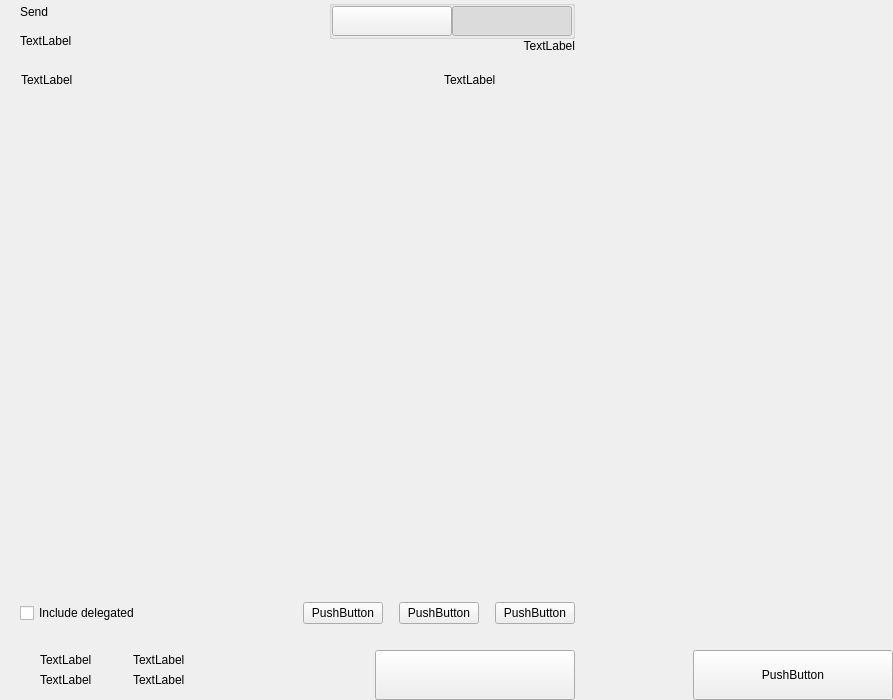
Before: the Qt Designer form src/qt/bcz/forms/send.ui in SpecialCoins/bitcoincz, drawn with Qt 5.
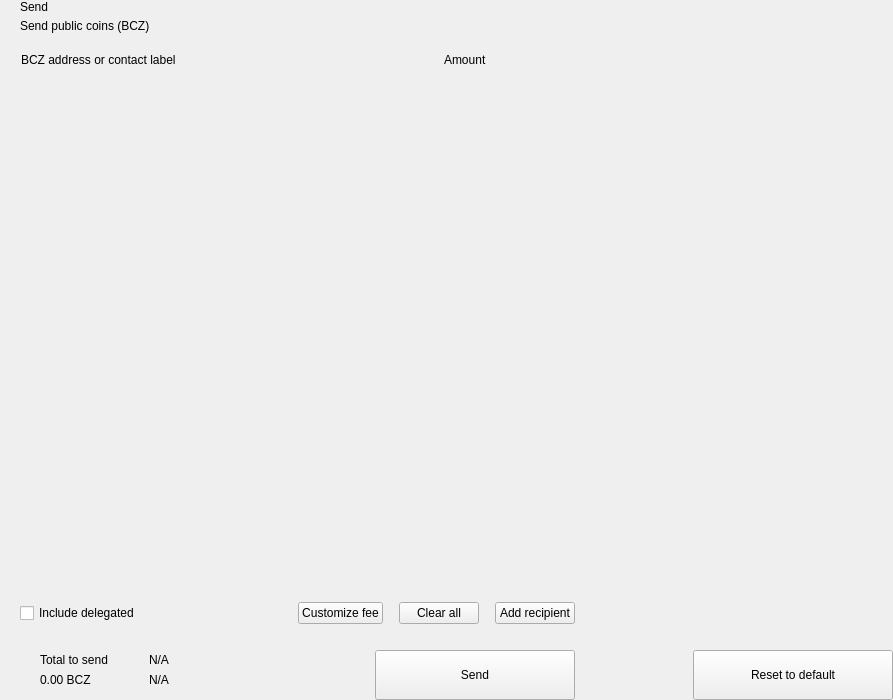
After: the same form once the commit is applied. Custom widgets are drawn as their Qt base class.

```diff
--- a/src/qt/bcz/forms/send.ui
+++ b/src/qt/bcz/forms/send.ui
@@ -81,123 +81,7 @@
             <item>
              <widget class="QLabel" name="labelSubtitle1">
               <property name="text">
-               <string>TextLabel</string>
-              </property>
-             </widget>
-            </item>
-           </layout>
-          </item>
-          <item>
-           <spacer name="horizontalSpacer">
-            <property name="orientation">
-             <enum>Qt::Horizontal</enum>
-            </property>
-            <property name="sizeHint" stdset="0">
-             <size>
-              <width>40</width>
-              <height>20</height>
-             </size>
-            </property>
-           </spacer>
-          </item>
-          <item>
-           <layout class="QVBoxLayout" name="verticalLayout_6">
-            <property name="spacing">
-             <number>0</number>
-            </property>
-            <item>
-             <widget class="QGroupBox" name="groupBox">
-              <property name="title">
-               <string/>
-              </property>
-              <property name="alignment">
-               <set>Qt::AlignLeading|Qt::AlignLeft|Qt::AlignTop</set>
-              </property>
-              <layout class="QHBoxLayout" name="horizontalLayout_4">
-               <property name="spacing">
-                <number>0</number>
-               </property>
-               <property name="leftMargin">
-                <number>0</number>
-               </property>
-               <property name="topMargin">
-                <number>0</number>
-               </property>
-               <property name="rightMargin">
-                <number>0</number>
-               </property>
-               <property name="bottomMargin">
-                <number>0</number>
-               </property>
-               <item>
-                <widget class="QPushButton" name="pushLeft">
-                 <property name="minimumSize">
-                  <size>
-                   <width>120</width>
-                   <height>30</height>
-                  </size>
-                 </property>
-                 <property name="maximumSize">
-                  <size>
-                   <width>120</width>
-                   <height>30</height>
-                  </size>
-                 </property>
-                 <property name="focusPolicy">
-                  <enum>Qt::NoFocus</enum>
-                 </property>
-                 <property name="text">
-                  <string/>
-                 </property>
-                 <property name="checkable">
-                  <bool>true</bool>
-                 </property>
-                 <property name="autoExclusive">
-                  <bool>true</bool>
-                 </property>
-                </widget>
-               </item>
-               <item>
-                <widget class="QPushButton" name="pushRight">
-                 <property name="minimumSize">
-                  <size>
-                   <width>120</width>
-                   <height>30</height>
-                  </size>
-                 </property>
-                 <property name="maximumSize">
-                  <size>
-                   <width>120</width>
-                   <height>30</height>
-                  </size>
-                 </property>
-                 <property name="focusPolicy">
-                  <enum>Qt::NoFocus</enum>
-                 </property>
-                 <property name="text">
-                  <string/>
-                 </property>
-                 <property name="checkable">
-                  <bool>true</bool>
-                 </property>
-                 <property name="checked">
-                  <bool>true</bool>
-                 </property>
-                 <property name="autoExclusive">
-                  <bool>true</bool>
-                 </property>
-                </widget>
-               </item>
-              </layout>
-             </widget>
-            </item>
-            <item>
-             <widget class="QLabel" name="labelSubtitle2">
-              <property name="text">
-               <string>TextLabel</string>
-              </property>
-              <property name="alignment">
-               <set>Qt::AlignRight|Qt::AlignTrailing|Qt::AlignVCenter</set>
+               <string>Send public coins (BCZ)</string>
               </property>
              </widget>
             </item>
@@ -244,7 +128,7 @@
              <string notr="true">margin-left:8px;</string>
             </property>
             <property name="text">
-             <string>TextLabel</string>
+             <string>BCZ address or contact label</string>
             </property>
            </widget>
           </item>
@@ -267,7 +151,7 @@
           <item>
            <widget class="QLabel" name="labelSubtitleAmount">
             <property name="text">
-             <string>TextLabel</string>
+             <string>Amount</string>
             </property>
            </widget>
           </item>
@@ -401,7 +285,7 @@
              <enum>Qt::NoFocus</enum>
             </property>
             <property name="text">
-             <string>PushButton</string>
+             <string>Customize fee</string>
             </property>
            </widget>
           </item>
@@ -430,7 +314,7 @@
              <enum>Qt::RightToLeft</enum>
             </property>
             <property name="text">
-             <string>PushButton</string>
+             <string>Clear all</string>
             </property>
            </widget>
           </item>
@@ -456,7 +340,7 @@
              <enum>Qt::NoFocus</enum>
             </property>
             <property name="text">
-             <string>PushButton</string>
+             <string>Add recipient</string>
             </property>
            </widget>
           </item>
@@ -560,14 +444,14 @@
                      <item>
                       <widget class="QLabel" name="labelTitleTotalSend">
                        <property name="text">
-                        <string>TextLabel</string>
+                        <string>Total to send</string>
                        </property>
                       </widget>
                      </item>
                      <item>
                       <widget class="QLabel" name="labelAmountSend">
                        <property name="text">
-                        <string>TextLabel</string>
+                        <string notr="true">0.00 BCZ</string>
                        </property>
                       </widget>
                      </item>
@@ -632,14 +516,14 @@
                      <item>
                       <widget class="QLabel" name="labelTitleTotalRemaining">
                        <property name="text">
-                        <string>TextLabel</string>
+                        <string notr="true">N/A</string>
                        </property>
                       </widget>
                      </item>
                      <item>
                       <widget class="QLabel" name="labelAmountRemaining">
                        <property name="text">
-                        <string>TextLabel</string>
+                        <string notr="true">N/A</string>
                        </property>
                       </widget>
                      </item>
@@ -689,7 +573,7 @@
              <enum>Qt::NoFocus</enum>
             </property>
             <property name="text">
-             <string/>
+             <string>Send</string>
             </property>
            </widget>
           </item>
@@ -796,7 +680,7 @@
              <enum>Qt::NoFocus</enum>
             </property>
             <property name="text">
-             <string>PushButton</string>
+             <string>Reset to default</string>
             </property>
            </widget>
           </item>
```
